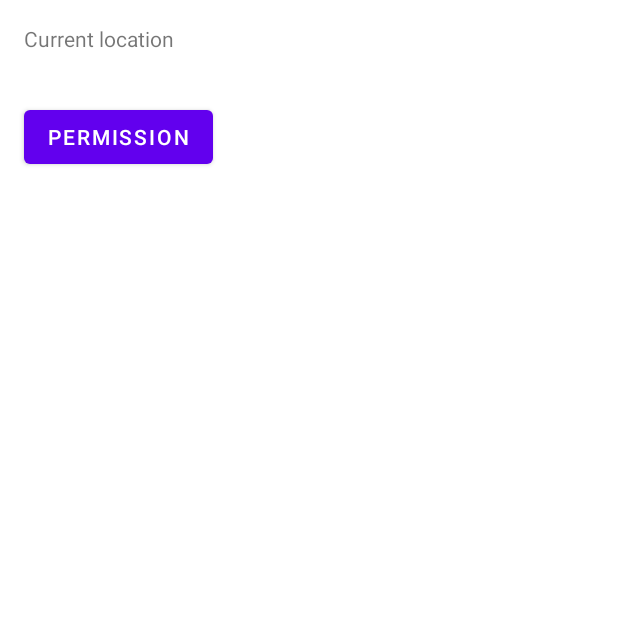
After one commit to alexander-kolmachikhin/Base, an Android app: the fragment LocationFragment placed in its activity, on a phone screen of 412 x 824 dp, the top half of it. The commit adds this screen. Run offline under Robolectric (Android 15) with nearby library versions, the phone set to English and light mode, and no system bars; our stand-ins replace AdMob; libraries missing offline, so code that uses them is left out: by.kirich1409.viewbindingdelegate; pictures from the network do not load; 4 statements that could not run were skipped.

Commit message:
add location

```diff
--- a/app/src/main/java/wsr/base/presentation/ext/AppCompatActivity.kt
+++ b/app/src/main/java/wsr/base/presentation/ext/AppCompatActivity.kt
@@ -5,12 +5,13 @@ import android.os.Bundle
 import androidx.annotation.IdRes
 import androidx.appcompat.app.AppCompatActivity
 import androidx.fragment.app.Fragment
+import wsr.base.R
 
 inline fun <reified T : Fragment> AppCompatActivity.getFragment(tag: String? = T::class.java.name) =
     supportFragmentManager.getFragment<T>(tag)
 
 inline fun <reified T : Fragment> AppCompatActivity.showFragment(
-    @IdRes containerId: Int,
+    @IdRes containerId: Int = R.id.fragmentContainerView,
     arguments: Bundle? = null,
     addToBackStack: Boolean = true,
     tag: String? = T::class.java.name
--- a/app/src/main/java/wsr/base/presentation/ext/Fragment.kt
+++ b/app/src/main/java/wsr/base/presentation/ext/Fragment.kt
@@ -5,12 +5,13 @@ import androidx.annotation.IdRes
 import androidx.fragment.app.Fragment
 import androidx.fragment.app.FragmentManager
 import androidx.fragment.app.commit
+import wsr.base.R
 
 inline fun <reified T : Fragment> Fragment.getFragment(tag: String? = T::class.java.name) =
     childFragmentManager.getFragment<T>(tag)
 
 inline fun <reified T : Fragment> Fragment.showFragment(
-    @IdRes containerId: Int,
+    @IdRes containerId: Int = R.id.fragmentContainerView,
     arguments: Bundle? = null,
     addToBackStack: Boolean = true,
     tag: String? = T::class.java.name
--- /dev/null
+++ b/app/src/main/res/layout/location.xml
@@ -0,0 +1,25 @@
+<?xml version="1.0" encoding="utf-8"?>
+<ScrollView xmlns:android="http://schemas.android.com/apk/res/android"
+    android:layout_width="match_parent"
+    android:layout_height="match_parent">
+
+    <LinearLayout
+        android:layout_width="match_parent"
+        android:layout_height="wrap_content"
+        android:orientation="vertical">
+
+        <TextView
+            android:id="@+id/currentLocation_textView"
+            android:layout_width="wrap_content"
+            android:layout_height="wrap_content"
+            android:layout_margin="16dp"
+            android:text="Current location" />
+
+        <Button
+            android:id="@+id/permission_button"
+            android:layout_width="wrap_content"
+            android:layout_height="wrap_content"
+            android:layout_margin="16dp"
+            android:text="Permission" />
+    </LinearLayout>
+</ScrollView>
```
Also changed, not shown: app/src/main/AndroidManifest.xml (+15 -2 lines), app/src/main/java/wsr/base/presentation/app/AppActivity.kt (+4 -4 lines), app/src/main/java/wsr/base/presentation/app/location/LocationFragment.kt (added, +100 -0 lines), app/src/main/java/wsr/base/presentation/app/main/MainFragment.kt (+6 -21 lines), app/src/main/res/drawable/ic_baseline_location_on_24.xml (added, +10 -0 lines), app/src/main/res/drawable/ic_baseline_slow_motion_video_24.xml (added, +10 -0 lines), app/src/main/res/menu/main.xml (+6 -1 lines).
